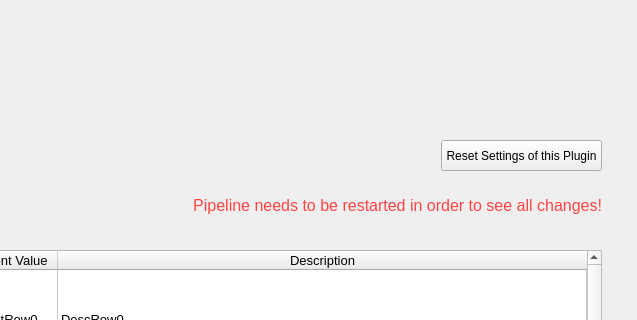
tobspr/RenderPipeline, file Toolkit/PluginConfigurator/ui/main_window.ui: the form before one commit; both pictures show x 563 to 1200 and y 0 to 320 of the 1200 by 800 pixel window.
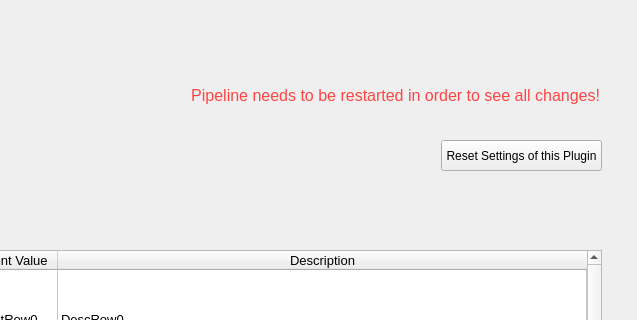
The form after the commit. Icons and pictures are not drawn.

What changed in the file:
```diff
--- a/Toolkit/PluginConfigurator/ui/main_window.ui
+++ b/Toolkit/PluginConfigurator/ui/main_window.ui
@@ -398,30 +398,6 @@
       </property>
      </item>
     </widget>
-    <widget class="QLabel" name="lbl_restart_pipeline">
-     <property name="geometry">
-      <rect>
-       <x>400</x>
-       <y>70</y>
-       <width>475</width>
-       <height>31</height>
-      </rect>
-     </property>
-     <property name="font">
-      <font>
-       <pointsize>12</pointsize>
-      </font>
-     </property>
-     <property name="styleSheet">
-      <string notr="true">color: #F44;</string>
-     </property>
-     <property name="text">
-      <string>Pipeline needs to be restarted in order to see all changes!</string>
-     </property>
-     <property name="alignment">
-      <set>Qt::AlignRight|Qt::AlignTrailing|Qt::AlignVCenter</set>
-     </property>
-    </widget>
     <widget class="QPushButton" name="btn_reset_plugin_settings">
      <property name="geometry">
       <rect>
@@ -679,6 +655,30 @@
      </property>
     </widget>
    </widget>
+   <widget class="QLabel" name="lbl_restart_pipeline">
+    <property name="geometry">
+     <rect>
+      <x>688</x>
+      <y>80</y>
+      <width>475</width>
+      <height>31</height>
+     </rect>
+    </property>
+    <property name="font">
+     <font>
+      <pointsize>12</pointsize>
+     </font>
+    </property>
+    <property name="styleSheet">
+     <string notr="true">color: #F44;</string>
+    </property>
+    <property name="text">
+     <string>Pipeline needs to be restarted in order to see all changes!</string>
+    </property>
+    <property name="alignment">
+     <set>Qt::AlignRight|Qt::AlignTrailing|Qt::AlignVCenter</set>
+    </property>
+   </widget>
    <zorder>frame</zorder>
    <zorder>lst_plugins</zorder>
    <zorder>frame_details</zorder>
```
Left out of the diff: 1 changed line with no effect on the pictures.
